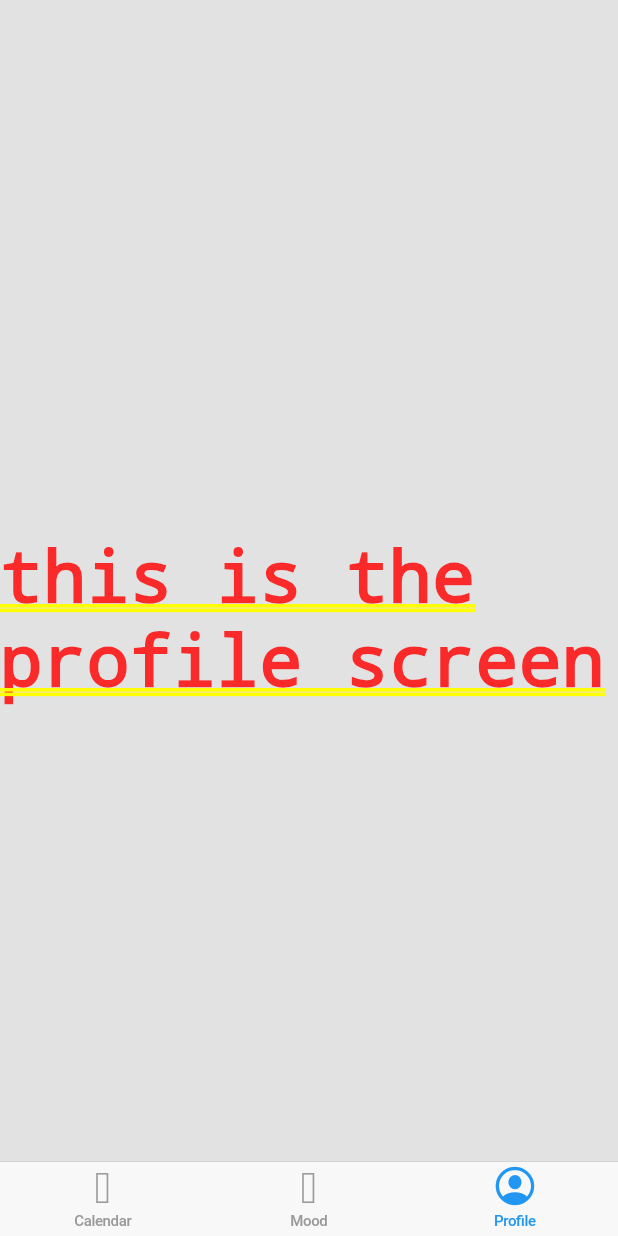
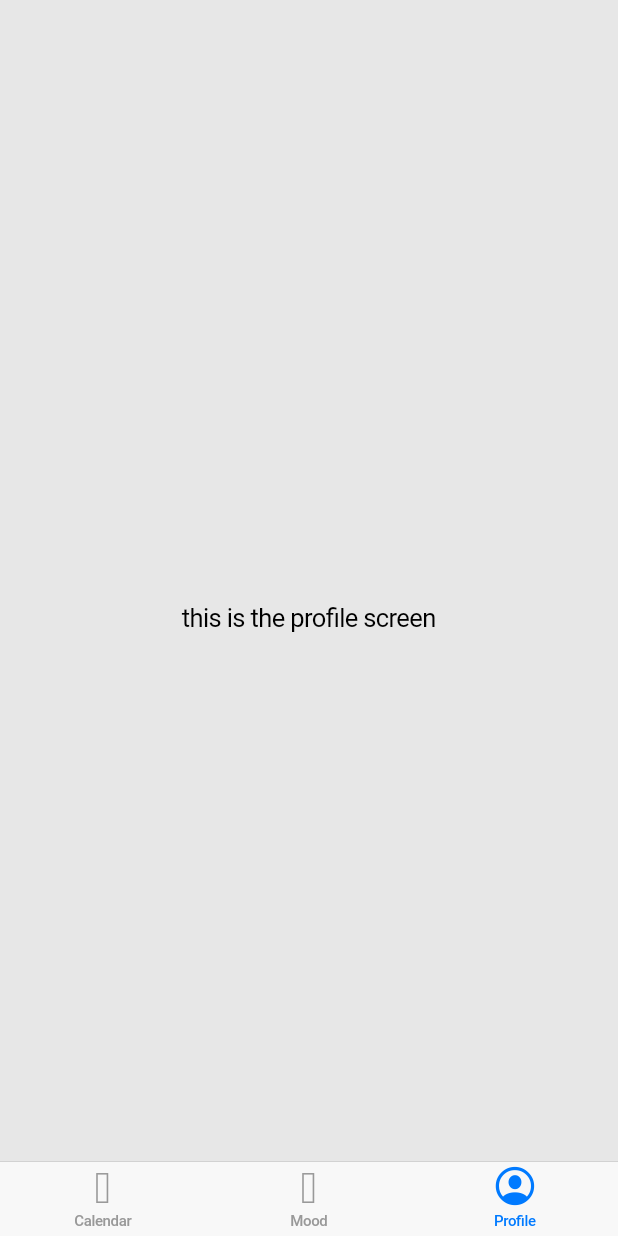
Before and after one commit to appsicle/YOUphoria, a Flutter app: the screen it shows after launch, item 3 of the bottom bar chosen, on a phone screen of 412 x 824 dp. Run offline on Flutter 3.47's test engine with Material 2 defaults, Android fonts, the phone set to English and light mode, and no system bars; our stand-ins replace flutter_xlider, table_calendar; missing offline and left inert: ndialog.

```diff
--- a/client/lib/main.dart
+++ b/client/lib/main.dart
@@ -9,8 +9,13 @@ class MyApp extends StatelessWidget {
   // This widget is the root of your application.
   @override
   Widget build(BuildContext context) {
-    return MaterialApp(
+    return CupertinoApp(
       home: Home(),
+      localizationsDelegates: <LocalizationsDelegate<dynamic>>[
+        DefaultMaterialLocalizations.delegate,
+        DefaultWidgetsLocalizations.delegate,
+        DefaultCupertinoLocalizations.delegate,
+      ],
     );
   }
 }
```
